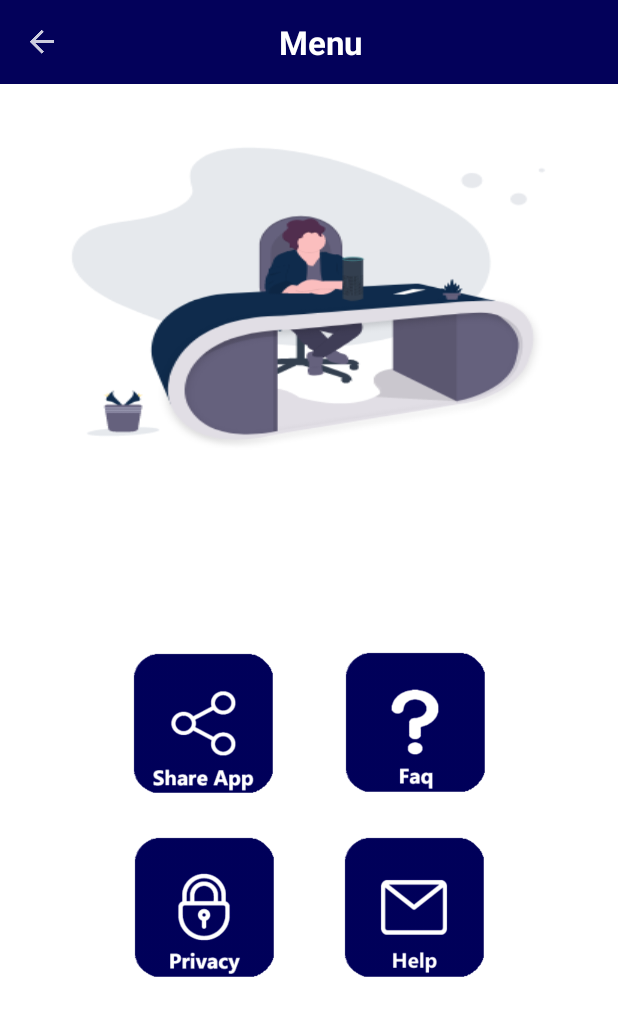
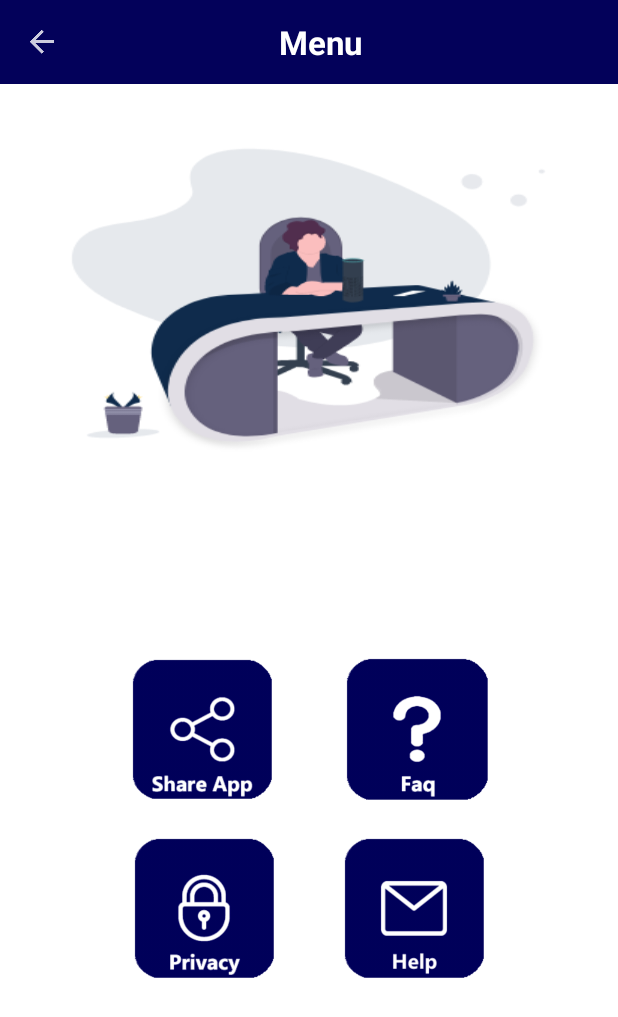
Before and after one commit to elijahkinyamal/xprovpn, an Android app: the MenuActivity screen opened directly, with no data from a screen before it, on a phone screen of 412 x 824 dp. Shown: the top 1017 px of the screen. Run offline under Robolectric (Android 15) with nearby library versions, the phone set to English and light mode, and no system bars; our stand-ins replace ButterKnife; 1 statement that could not run was skipped.

Commit message:
Update activity_menu.xml

```diff
--- a/src/main/res/layout/activity_menu.xml
+++ b/src/main/res/layout/activity_menu.xml
@@ -18,13 +18,13 @@
         <RelativeLayout
             android:id="@+id/main"
             android:layout_width="match_parent"
-            android:layout_height="280dp">
+            android:layout_height="282dp">
 
 
             <LinearLayout
                 android:layout_width="match_parent"
                 android:layout_height="wrap_content"
-                android:layout_margin="17dp"
+                android:layout_margin="18dp"
                 android:gravity="center"
                 android:orientation="vertical">
 
@@ -53,7 +53,7 @@
 
                 android:layout_width="match_parent"
                 android:layout_height="wrap_content"
-                android:layout_margin="12dp"
+                android:layout_margin="15dp"
                 android:gravity="center_horizontal"
                 android:orientation="horizontal">
 
@@ -61,15 +61,15 @@
                     android:id="@+id/imgshare"
                     android:layout_width="100dp"
                     android:layout_height="101dp"
-                    android:layout_marginLeft="20dp"
-                    android:layout_marginRight="20dp"
+                    android:layout_marginLeft="21dp"
+                    android:layout_marginRight="21dp"
                     android:focusable="true"
                     android:src="@drawable/share" />
 
                 <ImageView
                     android:id="@+id/imgfaq"
-                    android:layout_width="100dp"
-                    android:layout_height="100dp"
+                    android:layout_width="101dp"
+                    android:layout_height="101dp"
                     android:layout_marginLeft="21dp"
                     android:layout_marginRight="20dp"
                     android:focusable="true"
```
